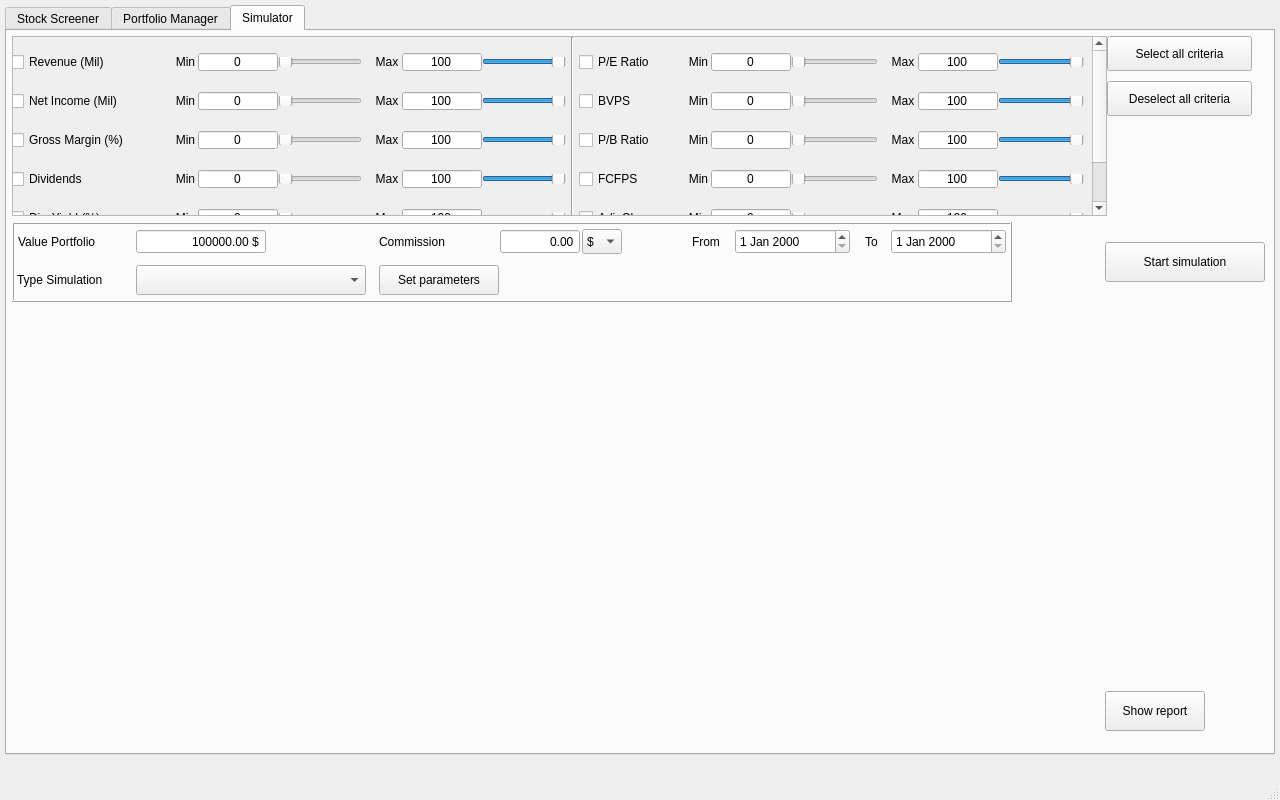
Qt form QT/MainWindow.ui (Gendostie/market-analysis) before a commit.
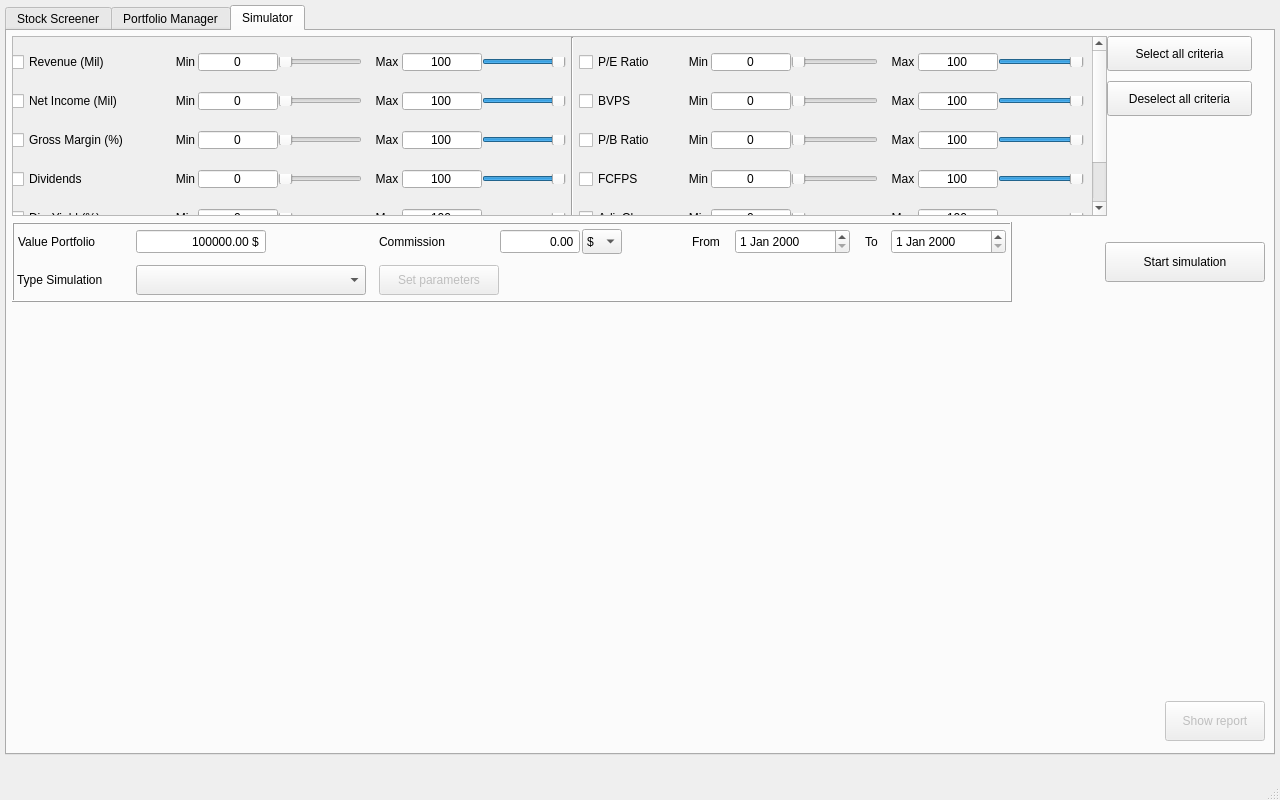
The same form after that commit. The open tabs and pages were chosen to show the change. Icons and pictures are not drawn.

Diff of the .ui file:
```diff
--- a/QT/MainWindow.ui
+++ b/QT/MainWindow.ui
@@ -3849,6 +3849,9 @@
        <enum>QFrame::Raised</enum>
       </property>
       <widget class="QPushButton" name="btn_setParamsSimulation">
+       <property name="enabled">
+        <bool>false</bool>
+       </property>
        <property name="geometry">
         <rect>
          <x>367</x>
@@ -7287,10 +7290,13 @@
       </widget>
      </widget>
      <widget class="QPushButton" name="btn_showReport">
+      <property name="enabled">
+       <bool>false</bool>
+      </property>
       <property name="geometry">
        <rect>
-        <x>1098</x>
-        <y>660</y>
+        <x>1158</x>
+        <y>670</y>
         <width>100</width>
         <height>40</height>
        </rect>
@@ -7314,9 +7320,9 @@
      <widget class="QWidget" name="horizontalLayoutWidget_5">
       <property name="geometry">
        <rect>
-        <x>180</x>
+        <x>20</x>
         <y>280</y>
-        <width>891</width>
+        <width>1121</width>
         <height>431</height>
        </rect>
       </property>
```
